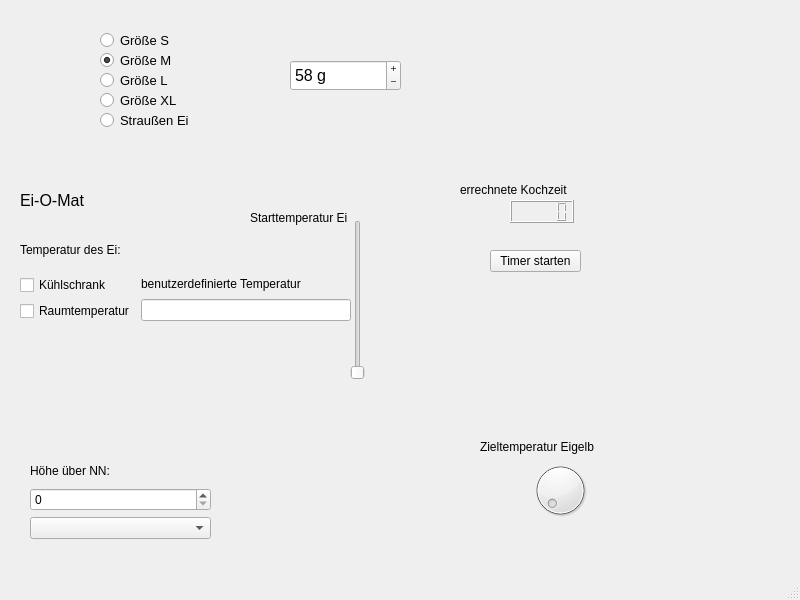
Above: ei-o-mat/mainwindow.ui from kampfknoedel/ei-o-mat before the change. Below: the same form after it.
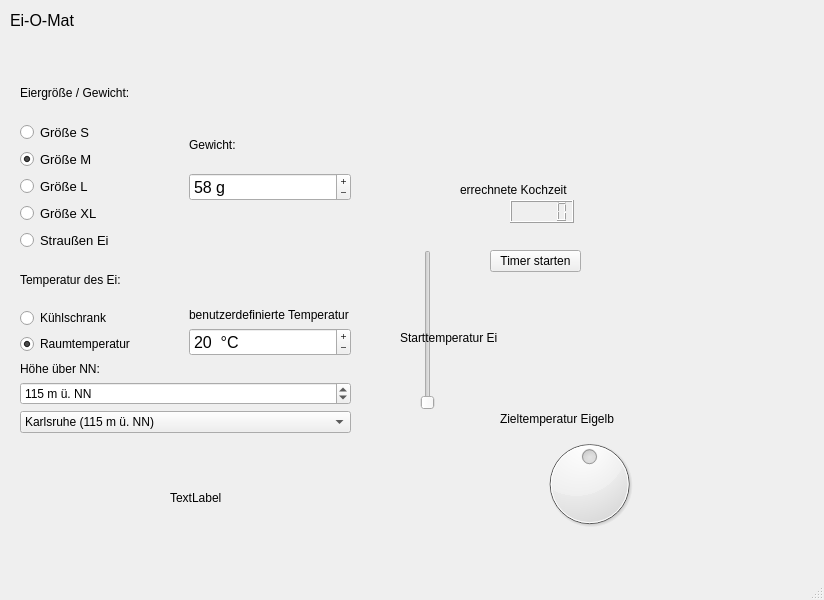
That is the form after the change.

Commit message:
Benutzeroberfläche mit Logik Verknüpft
> Berechnung von Kochzeit geht noch nicht.

Patch:
```diff
--- a/ei-o-mat/mainwindow.ui
+++ b/ei-o-mat/mainwindow.ui
@@ -6,148 +6,22 @@
    <rect>
     <x>0</x>
     <y>0</y>
-    <width>800</width>
+    <width>824</width>
     <height>600</height>
    </rect>
   </property>
   <property name="windowTitle">
    <string>MainWindow</string>
   </property>
+  <property name="autoFillBackground">
+   <bool>false</bool>
+  </property>
   <widget class="QWidget" name="centralwidget">
-   <widget class="QRadioButton" name="ButtonSizeL">
-    <property name="geometry">
-     <rect>
-      <x>100</x>
-      <y>70</y>
-      <width>131</width>
-      <height>20</height>
-     </rect>
-    </property>
-    <property name="font">
-     <font>
-      <pointsize>10</pointsize>
-     </font>
-    </property>
-    <property name="text">
-     <string>Größe L</string>
-    </property>
-   </widget>
-   <widget class="QRadioButton" name="ButtonSizeXL">
-    <property name="geometry">
-     <rect>
-      <x>100</x>
-      <y>90</y>
-      <width>131</width>
-      <height>20</height>
-     </rect>
-    </property>
-    <property name="font">
-     <font>
-      <pointsize>10</pointsize>
-     </font>
-    </property>
-    <property name="text">
-     <string>Größe XL</string>
-    </property>
-   </widget>
-   <widget class="QRadioButton" name="ButtonSizeM">
-    <property name="geometry">
-     <rect>
-      <x>100</x>
-      <y>50</y>
-      <width>131</width>
-      <height>20</height>
-     </rect>
-    </property>
-    <property name="font">
-     <font>
-      <pointsize>10</pointsize>
-     </font>
-    </property>
-    <property name="text">
-     <string>Größe M</string>
-    </property>
-    <property name="checked">
-     <bool>true</bool>
-    </property>
-   </widget>
-   <widget class="QRadioButton" name="ButtonSizeS">
-    <property name="geometry">
-     <rect>
-      <x>100</x>
-      <y>30</y>
-      <width>131</width>
-      <height>20</height>
-     </rect>
-    </property>
-    <property name="font">
-     <font>
-      <pointsize>10</pointsize>
-     </font>
-    </property>
-    <property name="text">
-     <string>Größe S</string>
-    </property>
-   </widget>
-   <widget class="QSpinBox" name="spinBox">
-    <property name="geometry">
-     <rect>
-      <x>290</x>
-      <y>60</y>
-      <width>111</width>
-      <height>31</height>
-     </rect>
-    </property>
-    <property name="font">
-     <font>
-      <pointsize>12</pointsize>
-     </font>
-    </property>
-    <property name="buttonSymbols">
-     <enum>QAbstractSpinBox::PlusMinus</enum>
-    </property>
-    <property name="accelerated">
-     <bool>true</bool>
-    </property>
-    <property name="suffix">
-     <string> g</string>
-    </property>
-    <property name="prefix">
-     <string/>
-    </property>
-    <property name="minimum">
-     <number>10</number>
-    </property>
-    <property name="maximum">
-     <number>2000</number>
-    </property>
-    <property name="value">
-     <number>58</number>
-    </property>
-   </widget>
-   <widget class="QRadioButton" name="ButtonSizeOstrich">
-    <property name="geometry">
-     <rect>
-      <x>100</x>
-      <y>110</y>
-      <width>131</width>
-      <height>20</height>
-     </rect>
-    </property>
-    <property name="font">
-     <font>
-      <pointsize>10</pointsize>
-     </font>
-    </property>
-    <property name="text">
-     <string>Straußen Ei</string>
-    </property>
-   </widget>
    <widget class="QLabel" name="label">
     <property name="geometry">
      <rect>
-      <x>20</x>
-      <y>190</y>
+      <x>10</x>
+      <y>10</y>
       <width>240</width>
       <height>21</height>
      </rect>
@@ -191,8 +65,8 @@
    <widget class="QSlider" name="verticalSlider">
     <property name="geometry">
      <rect>
-      <x>350</x>
-      <y>220</y>
+      <x>420</x>
+      <y>250</y>
       <width>16</width>
       <height>160</height>
      </rect>
@@ -201,35 +75,6 @@
      <enum>Qt::Vertical</enum>
     </property>
    </widget>
-   <widget class="QWidget" name="verticalLayoutWidget_6">
-    <property name="geometry">
-     <rect>
-      <x>480</x>
-      <y>440</y>
-      <width>160</width>
-      <height>80</height>
-     </rect>
-    </property>
-    <layout class="QVBoxLayout" name="verticalLayout_6">
-     <item>
-      <widget class="QLabel" name="label_7">
-       <property name="text">
-        <string>Zieltemperatur Eigelb</string>
-       </property>
-      </widget>
-     </item>
-     <item>
-      <widget class="QDial" name="dial">
-       <property name="mouseTracking">
-        <bool>true</bool>
-       </property>
-       <property name="contextMenuPolicy">
-        <enum>Qt::CustomContextMenu</enum>
-       </property>
-      </widget>
-     </item>
-    </layout>
-   </widget>
    <widget class="QLCDNumber" name="calculatedTime">
     <property name="geometry">
      <rect>
@@ -244,12 +89,153 @@
     <property name="geometry">
      <rect>
       <x>20</x>
-      <y>230</y>
+      <y>70</y>
       <width>331</width>
-      <height>91</height>
+      <height>363</height>
      </rect>
     </property>
     <layout class="QVBoxLayout" name="verticalLayout">
+     <item>
+      <widget class="QLabel" name="label_4">
+       <property name="text">
+        <string>Eiergröße / Gewicht:</string>
+       </property>
+      </widget>
+     </item>
+     <item>
+      <layout class="QHBoxLayout" name="horizontalLayout_2">
+       <item>
+        <layout class="QVBoxLayout" name="verticalLayout_4">
+         <item>
+          <widget class="QRadioButton" name="ButtonSizeS">
+           <property name="font">
+            <font>
+             <pointsize>10</pointsize>
+            </font>
+           </property>
+           <property name="text">
+            <string>Größe S</string>
+           </property>
+           <attribute name="buttonGroup">
+            <string notr="true">buttonGroup_2</string>
+           </attribute>
+          </widget>
+         </item>
+         <item>
+          <widget class="QRadioButton" name="ButtonSizeM">
+           <property name="font">
+            <font>
+             <pointsize>10</pointsize>
+            </font>
+           </property>
+           <property name="text">
+            <string>Größe M</string>
+           </property>
+           <property name="checked">
+            <bool>true</bool>
+           </property>
+           <attribute name="buttonGroup">
+            <string notr="true">buttonGroup_2</string>
+           </attribute>
+          </widget>
+         </item>
+         <item>
+          <widget class="QRadioButton" name="ButtonSizeL">
+           <property name="font">
+            <font>
+             <pointsize>10</pointsize>
+            </font>
+           </property>
+           <property name="text">
+            <string>Größe L</string>
+           </property>
+           <attribute name="buttonGroup">
+            <string notr="true">buttonGroup_2</string>
+           </attribute>
+          </widget>
+         </item>
+         <item>
+          <widget class="QRadioButton" name="ButtonSizeXL">
+           <property name="font">
+            <font>
+             <pointsize>10</pointsize>
+            </font>
+           </property>
+           <property name="text">
+            <string>Größe XL</string>
+           </property>
+           <attribute name="buttonGroup">
+            <string notr="true">buttonGroup_2</string>
+           </attribute>
+          </widget>
+         </item>
+         <item>
+          <widget class="QRadioButton" name="ButtonSizeOstrich">
+           <property name="font">
+            <font>
+             <pointsize>10</pointsize>
+            </font>
+           </property>
+           <property name="text">
+            <string>Straußen Ei</string>
+           </property>
+           <attribute name="buttonGroup">
+            <string notr="true">buttonGroup_2</string>
+           </attribute>
+          </widget>
+         </item>
+        </layout>
+       </item>
+       <item>
+        <layout class="QVBoxLayout" name="verticalLayout_5">
+         <item>
+          <widget class="QLabel" name="label_6">
+           <property name="text">
+            <string>Gewicht:</string>
+           </property>
+          </widget>
+         </item>
+         <item>
+          <widget class="QSpinBox" name="spinBox">
+           <property name="font">
+            <font>
+             <pointsize>12</pointsize>
+            </font>
+           </property>
+           <property name="buttonSymbols">
+            <enum>QAbstractSpinBox::PlusMinus</enum>
+           </property>
+           <property name="accelerated">
+            <bool>true</bool>
+           </property>
+           <property name="suffix">
+            <string> g</string>
+           </property>
+           <property name="prefix">
+            <string/>
+           </property>
+           <property name="minimum">
+            <number>10</number>
+           </property>
+           <property name="maximum">
+            <number>2000</number>
+           </property>
+           <property name="value">
+            <number>58</number>
+           </property>
+          </widget>
+         </item>
+         <item>
+          <widget class="QLabel" name="label_8">
+           <property name="text">
+            <string/>
+           </property>
+          </widget>
+         </item>
+        </layout>
+       </item>
+      </layout>
+     </item>
      <item>
       <widget class="QLabel" name="label_2">
        <property name="text">
@@ -262,17 +248,23 @@
        <item>
         <layout class="QVBoxLayout" name="verticalLayout_2">
          <item>
-          <widget class="QCheckBox" name="checkBox">
+          <widget class="QRadioButton" name="radioButtonKuehlschrank">
            <property name="text">
             <string>Kühlschrank</string>
            </property>
           </widget>
          </item>
          <item>
-          <widget class="QCheckBox" name="checkBox_2">
+          <widget class="QRadioButton" name="radioButtonRaumtemperatur">
            <property name="text">
             <string>Raumtemperatur</string>
            </property>
+           <property name="checked">
+            <bool>true</bool>
+           </property>
+           <attribute name="buttonGroup">
+            <string notr="true">buttonGroup</string>
+           </attribute>
           </widget>
          </item>
         </layout>
@@ -287,19 +279,103 @@
           </widget>
          </item>
          <item>
-          <widget class="QLineEdit" name="lineEdit_2"/>
+          <widget class="QSpinBox" name="spinBoxStarttemp">
+           <property name="font">
+            <font>
+             <pointsize>12</pointsize>
+            </font>
+           </property>
+           <property name="buttonSymbols">
+            <enum>QAbstractSpinBox::PlusMinus</enum>
+           </property>
+           <property name="accelerated">
+            <bool>true</bool>
+           </property>
+           <property name="suffix">
+            <string>  °C</string>
+           </property>
+           <property name="prefix">
+            <string/>
+           </property>
+           <property name="minimum">
+            <number>0</number>
+           </property>
+           <property name="maximum">
+            <number>40</number>
+           </property>
+           <property name="value">
+            <number>20</number>
+           </property>
+          </widget>
          </item>
         </layout>
        </item>
       </layout>
      </item>
+     <item>
+      <layout class="QVBoxLayout" name="verticalLayout_7">
+       <item>
+        <widget class="QLabel" name="label_hight">
+         <property name="text">
+          <string>Höhe über NN:</string>
+         </property>
+        </widget>
+       </item>
+       <item>
+        <widget class="QSpinBox" name="altitude">
+         <property name="suffix">
+          <string> m ü. NN</string>
+         </property>
+         <property name="minimum">
+          <number>-1000</number>
+         </property>
+         <property name="maximum">
+          <number>10000</number>
+         </property>
+         <property name="singleStep">
+          <number>5</number>
+         </property>
+         <property name="value">
+          <number>115</number>
+         </property>
+        </widget>
+       </item>
+       <item>
+        <widget class="QComboBox" name="comboBox">
+         <property name="currentText">
+          <string>Karlsruhe (115 m ü. NN)</string>
+         </property>
+         <item>
+          <property name="text">
+           <string>Karlsruhe (115 m ü. NN)</string>
+          </property>
+         </item>
+         <item>
+          <property name="text">
+           <string>Stuttgart (250 m ü. NN)</string>
+          </property>
+         </item>
+         <item>
+          <property name="text">
+           <string>Zugspitze (2.960 m ü. NN)</string>
+          </property>
+         </item>
+         <item>
+          <property name="text">
+           <string>Benutzerdefiniert</string>
+          </property>
+         </item>
+        </widget>
+       </item>
+      </layout>
+     </item>
     </layout>
    </widget>
    <widget class="QLabel" name="label_9">
     <property name="geometry">
      <rect>
-      <x>250</x>
-      <y>210</y>
+      <x>400</x>
+      <y>330</y>
       <width>131</width>
       <height>16</height>
      </rect>
@@ -319,35 +395,72 @@
     </property>
     <layout class="QFormLayout" name="formLayout"/>
    </widget>
-   <widget class="QWidget" name="verticalLayoutWidget_7">
+   <widget class="QWidget" name="verticalLayoutWidget_6">
     <property name="geometry">
      <rect>
-      <x>30</x>
-      <y>460</y>
-      <width>181</width>
-      <height>79</height>
+      <x>500</x>
+      <y>410</y>
+      <width>179</width>
+      <height>124</height>
      </rect>
     </property>
-    <layout class="QVBoxLayout" name="verticalLayout_7">
+    <layout class="QVBoxLayout" name="verticalLayout_6">
      <item>
-      <widget class="QLabel" name="label_hight">
+      <widget class="QLabel" name="label_7">
        <property name="text">
-        <string>Höhe über NN:</string>
+        <string>Zieltemperatur Eigelb</string>
        </property>
       </widget>
      </item>
      <item>
-      <widget class="QSpinBox" name="altitude"/>
-     </item>
-     <item>
-      <widget class="QComboBox" name="comboBox">
-       <property name="currentText">
-        <string/>
+      <widget class="QDial" name="dial">
+       <property name="minimumSize">
+        <size>
+         <width>100</width>
+         <height>100</height>
+        </size>
+       </property>
+       <property name="mouseTracking">
+        <bool>true</bool>
+       </property>
+       <property name="tabletTracking">
+        <bool>false</bool>
+       </property>
+       <property name="contextMenuPolicy">
+        <enum>Qt::CustomContextMenu</enum>
+       </property>
+       <property name="acceptDrops">
+        <bool>false</bool>
+       </property>
+       <property name="inputMethodHints">
+        <set>Qt::ImhNone</set>
+       </property>
+       <property name="minimum">
+        <number>50</number>
+       </property>
+       <property name="maximum">
+        <number>70</number>
+       </property>
+       <property name="value">
+        <number>60</number>
        </property>
       </widget>
      </item>
     </layout>
    </widget>
+   <widget class="QLabel" name="label_10">
+    <property name="geometry">
+     <rect>
+      <x>170</x>
+      <y>490</y>
+      <width>55</width>
+      <height>16</height>
+     </rect>
+    </property>
+    <property name="text">
+     <string>TextLabel</string>
+    </property>
+   </widget>
   </widget>
   <widget class="QMenuBar" name="menubar">
    <property name="geometry">
```
Left out of the diff: 11 changed lines with no effect on the pictures. The commit also changes 2 other files.
